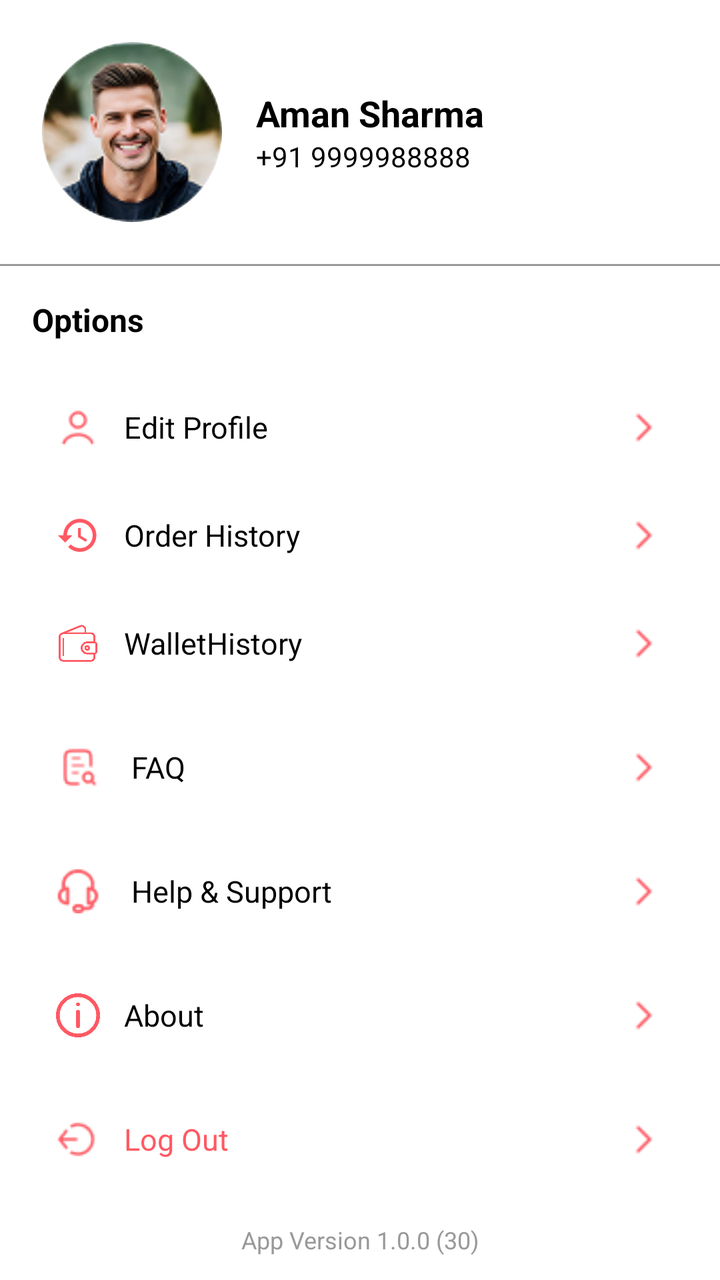
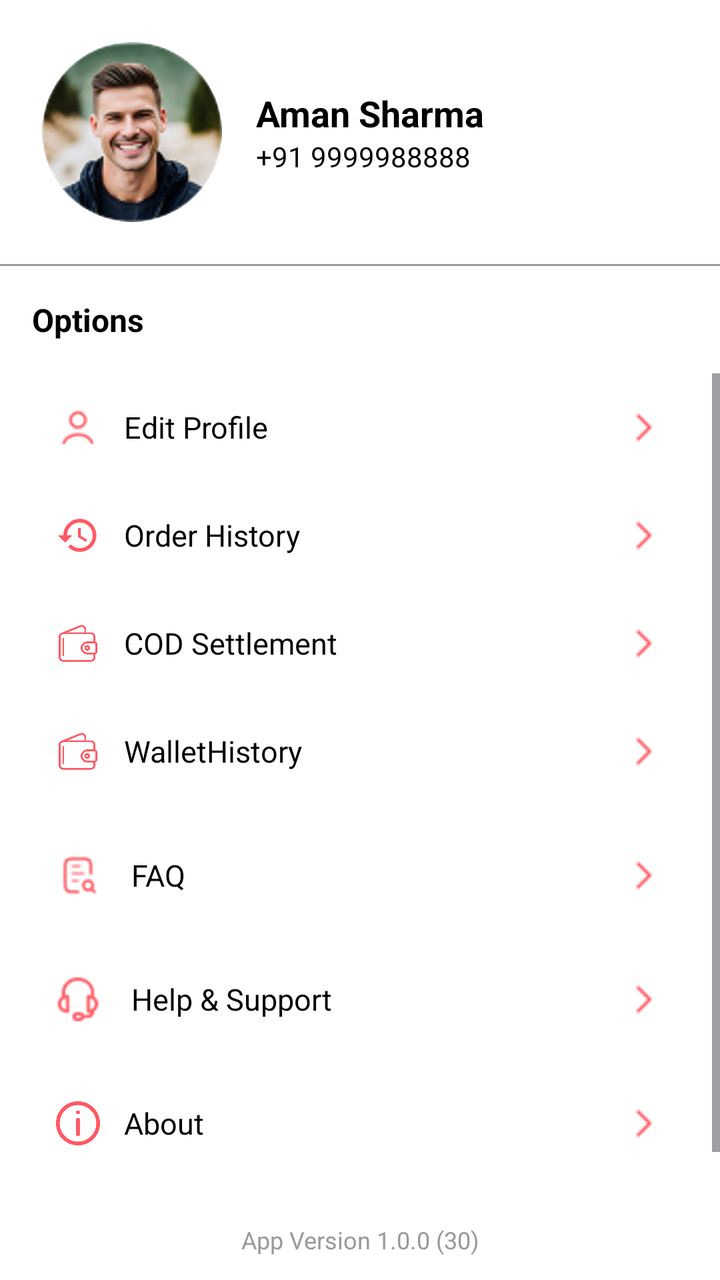

Compare the two renders of this Android layout. The source of the first and the diff that turns it into the second are given below.
<!-- AndroidManifest.xml: application theme Theme.Food_delivery -->
<!-- res/layout/fragment_account.xml -->
<?xml version="1.0" encoding="utf-8"?>
<layout xmlns:android="http://schemas.android.com/apk/res/android"
    xmlns:app="http://schemas.android.com/apk/res-auto"
    xmlns:tools="http://schemas.android.com/tools">

    <data>

    </data>

    <LinearLayout
        android:orientation="vertical"
        android:background="@android:color/white"
        android:layout_width="match_parent"
        android:layout_height="match_parent">


        <LinearLayout
            android:layout_width="match_parent"
            android:layout_height="wrap_content"
            android:padding="16dp"
            android:gravity="center_vertical"
            android:orientation="horizontal">


            <com.google.android.material.imageview.ShapeableImageView
                android:id="@+id/imgProfile"
                android:layout_width="100dp"
                android:layout_height="100dp"
                android:src="@drawable/log"
                android:background="@drawable/bg_profile_circle"
                android:scaleType="centerCrop"
                android:padding="5dp"
                app:shapeAppearanceOverlay="@style/CircleImage"/>
            <LinearLayout
                android:layout_width="0dp"
                android:layout_height="wrap_content"
                android:layout_marginStart="12dp"
                android:orientation="vertical"
                android:layout_weight="1">

                <TextView
                    android:id="@+id/txtName"
                    android:layout_width="wrap_content"
                    android:layout_height="wrap_content"
                    android:text="Aman Sharma"
                    android:textStyle="bold"
                    android:textSize="18sp"
                    android:textColor="@color/black" />

                <TextView
                    android:id="@+id/txtPhone"
                    android:layout_width="wrap_content"
                    android:layout_height="wrap_content"
                    android:text="+91 9999988888"
                    android:textSize="14sp"
                    android:textColor="@color/black" />

               
            </LinearLayout>

           
        </LinearLayout>


        <View
            android:layout_width="match_parent"
            android:layout_height="1dp"
            android:background="@color/light_grey" />


        <TextView
            android:layout_width="wrap_content"
            android:layout_height="wrap_content"
            android:text="Options"
            android:textStyle="bold"
            android:padding="16dp"
            android:textColor="@color/black"
            android:textSize="16sp" />

        
        <ScrollView
            android:layout_width="match_parent"
            android:layout_height="0dp"
            android:layout_weight="1"
            android:fillViewport="true">

            <LinearLayout
                android:orientation="vertical"
                android:layout_width="match_parent"
                android:layout_height="wrap_content"
                android:paddingHorizontal="12dp">


                <LinearLayout
                    android:id="@+id/rowEditProfile"
                    android:layout_width="match_parent"
                    android:layout_height="wrap_content"
                    android:orientation="horizontal"
                    android:padding="16dp"
                    android:gravity="center_vertical"
                    android:background="@drawable/option_item_bg">

                    <ImageView
                        android:layout_width="22dp"
                        android:layout_height="22dp"
                        android:src="@drawable/editprofile"
                        android:tint="@color/lightpink"
                        tools:ignore="UseAppTint" />

                    <TextView
                        android:layout_width="0dp"
                        android:layout_height="wrap_content"
                        android:layout_weight="1"
                        android:layout_marginStart="12dp"
                        android:text="Edit Profile"
                        android:textSize="15sp"
                        android:textColor="@color/black" />

                    <ImageView
                        android:id="@+id/editprofile"
                        android:layout_width="20dp"
                        android:layout_height="20dp"
                        android:src="@drawable/arrow"
                        android:tint="@color/lightpink"
                        tools:ignore="UseAppTint" />
                </LinearLayout>

                <LinearLayout
                    android:id="@+id/rowOrderHistory"
                    android:layout_width="match_parent"
                    android:layout_height="wrap_content"
                    android:orientation="horizontal"
                    android:padding="16dp"
                    android:gravity="center_vertical"
                    android:background="@drawable/option_item_bg">

                    <ImageView
                        android:layout_width="22dp"
                        android:layout_height="22dp"
                        android:src="@drawable/baseline_history_24"
                        android:tint="@color/lightpink"
                        tools:ignore="UseAppTint" />

                    <TextView
                        android:id="@+id/tvOrderHistory"
                        android:layout_width="0dp"
                        android:layout_height="wrap_content"
                        android:layout_weight="1"
                        android:layout_marginStart="12dp"
                        android:text="Order History"
                        android:textSize="15sp"
                        android:textColor="@color/black" />

                    <ImageView
                        android:layout_width="20dp"
                        android:layout_height="20dp"
                        android:src="@drawable/arrow"
                        android:tint="@color/lightpink"
                        tools:ignore="UseAppTint" />
                </LinearLayout>




                <LinearLayout
                    android:id="@+id/WalletHistory"
                    android:layout_width="match_parent"
                    android:layout_height="wrap_content"
                    android:orientation="horizontal"
                    android:padding="16dp"
                    android:gravity="center_vertical"
                    android:background="@drawable/option_item_bg">

                    <ImageView
                        android:layout_width="22dp"
                        android:layout_height="22dp"
                        android:src="@drawable/wallet_history"
                        android:tint="@color/lightpink"
                        tools:ignore="UseAppTint" />

                    <TextView
                        android:layout_width="0dp"
                        android:layout_height="wrap_content"
                        android:layout_weight="1"
                        android:layout_marginStart="12dp"
                        android:text="WalletHistory"
                        android:textSize="15sp"
                        android:textColor="@color/black" />

                    <ImageView
                        android:id="@+id/backwallethistory"
                        android:layout_width="20dp"
                        android:layout_height="20dp"
                        android:src="@drawable/arrow"
                        android:tint="@color/lightpink"
                        tools:ignore="UseAppTint" />
                </LinearLayout>



                


                <LinearLayout
                    android:id="@+id/fqq"
                    android:layout_width="match_parent"
                    android:layout_height="wrap_content"
                    android:orientation="horizontal"
                    android:padding="16dp"
                    android:gravity="center_vertical"
                    android:layout_marginTop="8dp"
                    android:background="@drawable/option_item_bg">

                    <ImageView
                        android:layout_width="22dp"
                        android:layout_height="22dp"
                        android:src="@drawable/faq"
                        app:tint="@color/lightpink" />

                    <TextView
                        android:layout_width="0dp"
                        android:layout_height="wrap_content"
                        android:layout_weight="1"
                        android:layout_marginStart="12dp"
                        android:text=" FAQ"
                        android:textSize="15sp"
                        android:textColor="@color/black" />

                    <ImageView
                        android:id="@+id/back_faq"
                        android:layout_width="20dp"
                        android:layout_height="20dp"
                        android:src="@drawable/arrow"
                        android:tint="@color/lightpink"
                        tools:ignore="UseAppTint" />
                </LinearLayout>



                

                <LinearLayout
                    android:id="@+id/rowSupport"
                    android:layout_width="match_parent"
                    android:layout_height="wrap_content"
                    android:orientation="horizontal"
                    android:padding="16dp"
                    android:gravity="center_vertical"
                    android:layout_marginTop="8dp"
                    android:background="@drawable/option_item_bg">

                    <ImageView
                        android:layout_width="22dp"
                        android:layout_height="22dp"
                        android:src="@drawable/support"
                        app:tint="@color/lightpink" />

                    <TextView
                        android:layout_width="0dp"
                        android:layout_height="wrap_content"
                        android:layout_weight="1"
                        android:layout_marginStart="12dp"
                        android:text=" Help &amp; Support"
                        android:textSize="15sp"
                        android:textColor="@color/black" />

                    <ImageView
                        android:id="@+id/back_help"
                        android:layout_width="20dp"
                        android:layout_height="20dp"
                        android:src="@drawable/arrow"
                        android:tint="@color/lightpink"
                        tools:ignore="UseAppTint" />
                </LinearLayout>



                <LinearLayout
                    android:id="@+id/rowFaq"
                    android:layout_width="match_parent"
                    android:layout_height="wrap_content"
                    android:orientation="horizontal"
                    android:padding="16dp"
                    android:gravity="center_vertical"
                    android:layout_marginTop="8dp"
                    android:background="@drawable/option_item_bg">

                    <ImageView
                        android:layout_width="22dp"
                        android:layout_height="22dp"
                        android:src="@drawable/info"
                        android:tint="@color/lightpink"
                        tools:ignore="UseAppTint" />

                    <TextView
                        android:layout_width="0dp"
                        android:layout_height="wrap_content"
                        android:layout_weight="1"
                        android:layout_marginStart="12dp"
                        android:text="About"
                        android:textSize="15sp"
                        android:textColor="@color/black" />

                    <ImageView
                        android:id="@+id/back_about"
                        android:layout_width="20dp"
                        android:layout_height="20dp"
                        android:src="@drawable/arrow"
                        android:tint="@color/lightpink"
                        tools:ignore="UseAppTint" />
                </LinearLayout>



             

                <LinearLayout
                    android:id="@+id/rowLogout"
                    android:layout_width="match_parent"
                    android:layout_height="wrap_content"
                    android:orientation="horizontal"
                    android:padding="16dp"
                    android:gravity="center_vertical"
                    android:layout_marginTop="8dp"
                    android:background="@drawable/option_item_bg">

                    <ImageView
                        android:layout_width="22dp"
                        android:layout_height="22dp"
                        android:src="@drawable/logout"
                        android:tint="@color/lightpink"
                        tools:ignore="UseAppTint" />

                    <TextView
                        android:id="@+id/Logout"
                        android:layout_width="0dp"
                        android:layout_height="wrap_content"
                        android:layout_weight="1"
                        android:layout_marginStart="12dp"
                        android:text="Log Out"
                        android:textSize="15sp"
                        android:textColor="@color/lightpink" />

                    <ImageView
                        android:layout_width="20dp"
                        android:layout_height="20dp"
                        android:src="@drawable/arrow"
                        app:tint="@color/lightpink" />
                </LinearLayout>
            </LinearLayout>
        </ScrollView>


        <TextView
            android:layout_width="match_parent"
            android:layout_height="wrap_content"
            android:text="App Version 1.0.0 (30)"
            android:gravity="center"
            android:textSize="12sp"
            android:layout_marginBottom="12dp"
            android:textColor="@color/light_grey" />
    </LinearLayout>
</layout>
<!-- resources referenced by this layout -->
<resources>
  <color name="black">#FF000000</color>
  <color name="light_grey">#999</color>
  <color name="lightpink">#FF5963</color>
  <!-- drawable arrow: png bitmap (drawable, 216 bytes) -->
  <!-- drawable baseline_history_24 (drawable) -->
  <vector xmlns:android="http://schemas.android.com/apk/res/android" android:height="24dp" android:tint="#050505" android:viewportHeight="24" android:viewportWidth="24" android:width="24dp">
        
      <path android:fillColor="@android:color/white" android:pathData="M13,3c-4.97,0 -9,4.03 -9,9L1,12l3.89,3.89 0.07,0.14L9,12L6,12c0,-3.87 3.13,-7 7,-7s7,3.13 7,7 -3.13,7 -7,7c-1.93,0 -3.68,-0.79 -4.94,-2.06l-1.42,1.42C8.27,19.99 10.51,21 13,21c4.97,0 9,-4.03 9,-9s-4.03,-9 -9,-9zM12,8v5l4.28,2.54 0.72,-1.21 -3.5,-2.08L13.5,8L12,8z"/>
      
  </vector>
  <!-- drawable bg_profile_circle (drawable) -->
  <shape xmlns:android="http://schemas.android.com/apk/res/android"
      android:shape="oval">
      <solid android:color="#FFFFFF"/>
      <stroke android:width="2dp" android:color="@color/red"/>
  </shape>
  <!-- drawable editprofile: png bitmap (drawable, 524 bytes) -->
  <!-- drawable faq: png bitmap (drawable, 549 bytes) -->
  <!-- drawable info: png bitmap (drawable, 15331 bytes) -->
  <!-- drawable log: png bitmap (drawable, 15584 bytes) -->
  <!-- drawable logout: png bitmap (drawable, 580 bytes) -->
  <!-- drawable option_item_bg (drawable) -->
  <selector xmlns:android="http://schemas.android.com/apk/res/android">
      <item android:state_pressed="true">
          <shape android:shape="rectangle">
              <solid android:color="@color/light_grey"/>
              <corners android:radius="12dp"/>
          </shape>
      </item>
      <item>
          <shape android:shape="rectangle">
              <solid android:color="@android:color/white"/>
              <corners android:radius="12dp"/>
          </shape>
      </item>
  </selector>
  <!-- drawable support: png bitmap (drawable, 749 bytes) -->
  <!-- drawable wallet_history: png bitmap (drawable, 10970 bytes) -->
  <style name="CircleImage" parent="">
          <item name="cornerFamily">rounded</item>
          <item name="cornerSize">50%</item>
      </style>
  <style name="Theme.Food_delivery" parent="Base.Theme.Food_delivery" />
  <color name="red">#FF3B30</color>
  <style name="Base.Theme.Food_delivery" parent="Theme.Material3.DayNight.NoActionBar">
          
          <item name="android:statusBarColor">@color/white</item>
          <item name="android:windowLightStatusBar">true</item>
  
          
          <item name="android:navigationBarColor">@color/white</item>
  
          
          
          
      </style>
  <color name="white">#FFFFFFFF</color>
</resources>

<!-- the commit's change to res/layout/fragment_account.xml (unified diff, before → after) -->
@@ -4,7 +4,6 @@
     xmlns:tools="http://schemas.android.com/tools">
 
     <data>
-
     </data>
 
     <LinearLayout
@@ -55,10 +54,10 @@
                     android:textSize="14sp"
                     android:textColor="@color/black" />
 
-               
+
             </LinearLayout>
 
-           
+
         </LinearLayout>
 
 
@@ -77,7 +76,7 @@
             android:textColor="@color/black"
             android:textSize="16sp" />
 
-        
+
         <ScrollView
             android:layout_width="match_parent"
             android:layout_height="0dp"
@@ -152,6 +151,41 @@
                         android:textColor="@color/black" />
 
                     <ImageView
+                        android:id="@+id/backorderhistory"
+                        android:layout_width="20dp"
+                        android:layout_height="20dp"
+                        android:src="@drawable/arrow"
+                        android:tint="@color/lightpink"
+                        tools:ignore="UseAppTint" />
+                </LinearLayout>
+
+                <LinearLayout
+                    android:id="@+id/codsettlement"
+                    android:layout_width="match_parent"
+                    android:layout_height="wrap_content"
+                    android:orientation="horizontal"
+                    android:padding="16dp"
+                    android:gravity="center_vertical"
+                    android:background="@drawable/option_item_bg">
+
+                    <ImageView
+                        android:layout_width="22dp"
+                        android:layout_height="22dp"
+                        android:src="@drawable/wallet_history"
+                        android:tint="@color/lightpink"
+                        tools:ignore="UseAppTint" />
+
+                    <TextView
+                        android:layout_width="0dp"
+                        android:layout_height="wrap_content"
+                        android:layout_weight="1"
+                        android:layout_marginStart="12dp"
+                        android:text="COD Settlement"
+                        android:textSize="15sp"
+                        android:textColor="@color/black" />
+
+                    <ImageView
+                        android:id="@+id/backcodsettelment"
                         android:layout_width="20dp"
                         android:layout_height="20dp"
                         android:src="@drawable/arrow"
